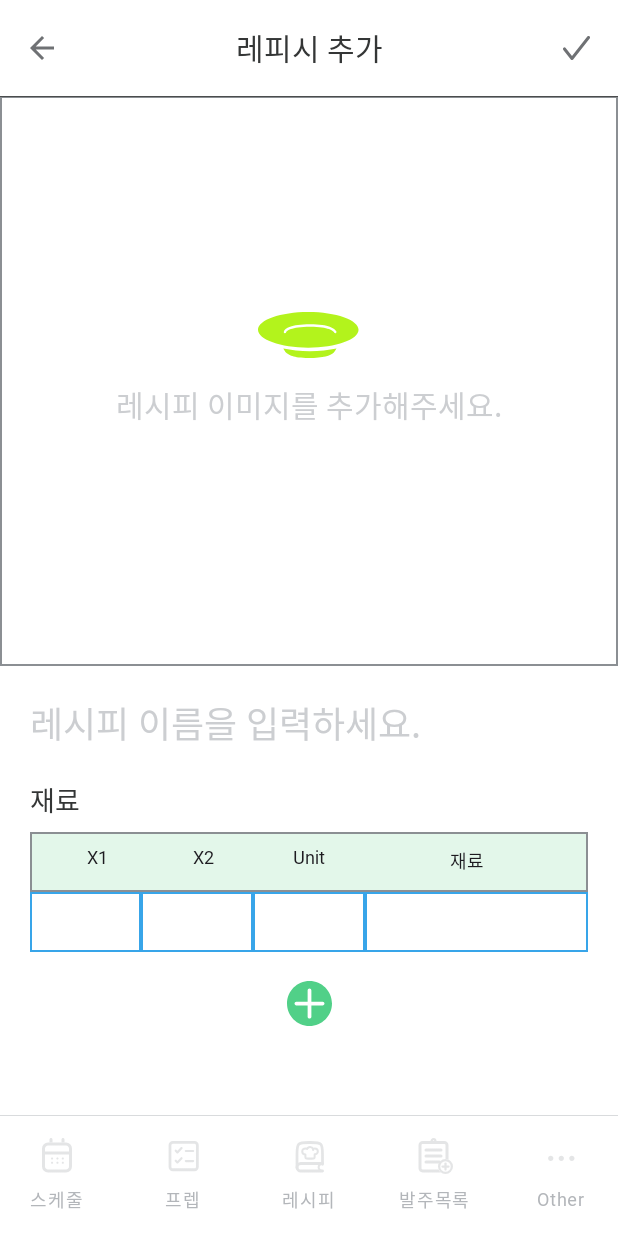
After one commit to KitchingApp/Kitching_Manager, an Android app built with Jetpack Compose: the RecipeCreateScreen screen opened through its navigation route, on a phone screen of 412 x 824 dp. The commit adds this screen. Run offline under Robolectric (Android 15) with nearby library versions, the phone set to English and light mode, and no system bars; Roboto replaces fonts that are not available here.

Commit message:
design: create recipe compose UI

```diff
--- a/app/src/main/java/com/kitching/app/navgraph/NavGraphExtendFile.kt
+++ b/app/src/main/java/com/kitching/app/navgraph/NavGraphExtendFile.kt
@@ -10,10 +10,23 @@ import com.kitching.app.ui.screen.recipe.innercontent.RecipeDetailScreen
 import com.kitching.app.ui.screen.recipe.innercontent.RecipeEditScreen
 import com.kitching.app.ui.screen.order.OrderDetailScreen
 import com.kitching.app.ui.screen.prep.subdivisionscreen.PrepDetailScreen
+import com.kitching.app.ui.screen.recipe.innercontent.RecipeCreateScreen
 
 fun NavGraphBuilder.sliceNavGraph(
     commonState: CommonState
 ) {
+    navigation(
+        startDestination = ScreenRouteDef.RecipeTab.routeName,
+        route = "recipe_create"
+    ) {
+        composable(
+            ScreenRouteDef.InnerContent.RecipeCreate.routeName,
+        ) { backStackEntry ->
+            RecipeCreateScreen(
+                commonState = commonState
+            )
+        }
+    }
     navigation(
         startDestination = ScreenRouteDef.RecipeTab.routeName,
         route = "recipe_detail"
--- a/app/src/main/java/com/kitching/app/navgraph/ScreenRouteDef.kt
+++ b/app/src/main/java/com/kitching/app/navgraph/ScreenRouteDef.kt
@@ -8,6 +8,7 @@ sealed class ScreenRouteDef(val routeName: String) {
     data object OtherTab: ScreenRouteDef("Other")
 
     sealed interface InnerContent{
+        data object RecipeCreate : ScreenRouteDef("create")
         data object RecipeDetail : ScreenRouteDef("detail")
         data object RecipeEdit : ScreenRouteDef("detail/edit")
         data object PrepDetail : ScreenRouteDef("PrepDetail")
--- a/app/src/main/java/com/kitching/app/ui/screen/recipe/RecipeTabScreen.kt
+++ b/app/src/main/java/com/kitching/app/ui/screen/recipe/RecipeTabScreen.kt
@@ -36,7 +36,7 @@ fun RecipeTabScreen(
         },
         actionIconInfo = ActionIconInfo.ADD,
         onClickActionIcon = {
-            Log.d("TopAppBar", "Action Icon Clicked in RecipeTabScreen")
+            commonState.navController.navigate("create")
         }
     )
 
--- /dev/null
+++ b/app/src/main/java/com/kitching/app/ui/screen/recipe/innercontent/CreateTableView.kt
@@ -0,0 +1,215 @@
+package com.kitching.app.ui.screen.recipe.innercontent
+
+import com.kitching.app.R
+import androidx.compose.foundation.background
+import androidx.compose.foundation.border
+import androidx.compose.foundation.layout.Arrangement
+import androidx.compose.foundation.layout.Box
+import androidx.compose.foundation.layout.Column
+import androidx.compose.foundation.layout.Row
+import androidx.compose.foundation.layout.Spacer
+import androidx.compose.foundation.layout.fillMaxSize
+import androidx.compose.foundation.layout.fillMaxWidth
+import androidx.compose.foundation.layout.height
+import androidx.compose.foundation.layout.padding
+import androidx.compose.foundation.layout.size
+import androidx.compose.foundation.text.BasicTextField
+import androidx.compose.material3.Icon
+import androidx.compose.material3.IconButton
+import androidx.compose.material3.Text
+import androidx.compose.runtime.Composable
+import androidx.compose.ui.Alignment
+import androidx.compose.ui.Modifier
+import androidx.compose.ui.graphics.vector.ImageVector
+import androidx.compose.ui.res.vectorResource
+import androidx.compose.ui.text.style.TextAlign
+import androidx.compose.ui.unit.dp
+import com.kitching.app.ui.screen.recipe.Ingredient
+import com.kitching.app.ui.theme.BlueColor200
+import com.kitching.app.ui.theme.Body1_m
+import com.kitching.app.ui.theme.Caption1_R
+import com.kitching.app.ui.theme.H4_m
+import com.kitching.app.ui.theme.NeutralGray300
+import com.kitching.app.ui.theme.NeutralGray500
+import com.kitching.app.ui.theme.NeutralGray800
+import com.kitching.app.ui.theme.PrimaryGreen300
+import com.kitching.app.ui.theme.PrimaryGreen50
+
+@Composable
+fun CreateIngredientsTable(
+    ingredients: List<Ingredient>,
+    onIngredientsChange: (List<Ingredient>) -> Unit
+) {
+    Column(
+        modifier = Modifier.padding(horizontal = 20.dp)
+    ) {
+        Text(
+            text = "재료",
+            style = H4_m,
+            color = NeutralGray800
+        )
+
+        Spacer(modifier = Modifier.height(8.dp))
+
+        /** 테이블 헤더 */
+        Row(
+            modifier = Modifier
+                .fillMaxWidth()
+                .height(40.dp)
+                .background(PrimaryGreen50)
+                .border(1.dp, NeutralGray500)
+                .padding(10.dp),
+            horizontalArrangement = Arrangement.SpaceEvenly
+        ) {
+            listOf("X1", "X2", "Unit", "재료").forEach {
+                Text(
+                    text = it,
+                    style = Caption1_R,
+                    textAlign = TextAlign.Center,
+                    modifier = Modifier.weight(if (it == "재료") 2f else 1f)
+                )
+            }
+        }
+
+        /** 재료 입력 필드 */
+        ingredients.forEachIndexed { index, ingredient ->
+            Row(
+                modifier = Modifier
+                    .fillMaxWidth()
+                    .height(40.dp),
+                horizontalArrangement = Arrangement.SpaceEvenly,
+                verticalAlignment = Alignment.CenterVertically
+            ) {
+                listOf(
+                    ingredient.once.takeIf { it > -1 }?.toString() ?: "",
+                    ingredient.twice.takeIf { it > -1 }?.toString() ?: "",
+                    ingredient.each,
+                    ingredient.name
+                ).forEachIndexed { columnIndex, value ->
+                    BasicTextField(
+                        value = value,
+                        onValueChange = { newValue ->
+                            val updatedList = ingredients.toMutableList().apply {
+                                this[index] = when (columnIndex) {
+                                    0 -> this[index].copy(once = newValue.toIntOrNull() ?: -1)
+                                    1 -> this[index].copy(twice = newValue.toIntOrNull() ?: -1)
+                                    2 -> this[index].copy(each = newValue)
+                                    else -> this[index].copy(name = newValue)
+                                }
+                            }
+                            onIngredientsChange(updatedList)
+                        },
+                        textStyle = Caption1_R.copy(color = NeutralGray800, textAlign = TextAlign.Center),
+                        singleLine = true,
+                        modifier = Modifier
+                            .weight(if (columnIndex == 3) 2f else 1f)
+                            .border(1.dp, BlueColor200)
+                            .fillMaxSize()
+                            .padding(vertical = 13.dp),
+                    )
+                }
+            }
+        }
+
+        /** + 버튼 (재료 추가) */
+        Box(
+            modifier = Modifier
+                .fillMaxWidth()
+                .padding(top = 10.dp),
+            contentAlignment = Alignment.Center
+        ) {
+            IconButton(onClick = {
+                onIngredientsChange(ingredients + Ingredient("", "", -1, -1, ""))
+            }) {
+                Icon(
+                    imageVector = ImageVector.vectorResource(R.drawable.add_button),
+                    contentDescription = "재료 추가",
+                    tint = PrimaryGreen300,
+                    modifier = Modifier.size(30.dp)
+                )
+            }
+        }
+    }
+}
+
+@Composable
+fun CreateStepTable(
+    steps: List<String>,
+    onStepsChange: (List<String>) -> Unit
+) {
+    Column(
+        modifier = Modifier.padding(horizontal = 20.dp)
+    ) {
+        Text(
+            text = "레시피 순서",
+            style = H4_m,
+            color = NeutralGray800,
+            modifier = Modifier.padding(bottom = 8.dp)
+        )
+
+        /** 재료 입력 필드 */
+        Column(
+            modifier = Modifier
+                .fillMaxSize()
+                .border(1.dp, NeutralGray500)
+        ) {
+            steps.forEachIndexed { index, step ->
+                Row(
+                    modifier = Modifier
+                        .fillMaxWidth()
+                        .padding(10.dp),
+                    verticalAlignment = Alignment.CenterVertically
+                ) {
+                    Text(
+                        text = "${index + 1}.",
+                        style = Body1_m,
+                        color = NeutralGray800,
+                        modifier = Modifier.padding(end = 10.dp)
+                    )
+
+                    BasicTextField(
+                        modifier = Modifier
+                            .weight(1f)
+                            .fillMaxWidth(),
+                        value = step,
+                        onValueChange = { newValue ->
+                            val updatedSteps = steps.toMutableList().apply {
+                                this[index] = newValue
+                            }
+                            onStepsChange(updatedSteps)
+                        },
+                        textStyle = Body1_m.copy(color = NeutralGray800),
+                        decorationBox = { innerTextField ->
+                            if (step.isEmpty()) {
+                                Text(
+                                    text = "레시피 순서를 입력해주세요.",
+                                    style = Body1_m.copy(color = NeutralGray300)
+                                )
+                            }
+                            innerTextField()
+                        }
+                    )
+                }
+            }
+        }
+
+        /** + 버튼 (순서 추가) */
+        Box(
+            modifier = Modifier
+                .fillMaxWidth()
+                .padding(top = 10.dp),
+            contentAlignment = Alignment.Center
+        ) {
+            IconButton(onClick = {
+                onStepsChange(steps + "")
+            }) {
+                Icon(
+                    imageVector = ImageVector.vectorResource(R.drawable.add_button),
+                    contentDescription = "레시피 순서 추가",
+                    tint = PrimaryGreen300,
+                    modifier = Modifier.size(30.dp)
+                )
+            }
+        }
+    }
+}
--- /dev/null
+++ b/app/src/main/java/com/kitching/app/ui/screen/recipe/innercontent/RecipeCreateScreen.kt
@@ -0,0 +1,198 @@
+package com.kitching.app.ui.screen.recipe.innercontent
+
+import android.net.Uri
+import com.kitching.app.R
+import androidx.activity.compose.rememberLauncherForActivityResult
+import androidx.activity.result.PickVisualMediaRequest
+import androidx.activity.result.contract.ActivityResultContracts.PickVisualMedia
+import androidx.compose.foundation.Image
+import androidx.compose.foundation.border
+import androidx.compose.foundation.clickable
+import androidx.compose.foundation.layout.Arrangement
+import androidx.compose.foundation.layout.Box
+import androidx.compose.foundation.layout.Column
+import androidx.compose.foundation.layout.fillMaxSize
+import androidx.compose.foundation.layout.fillMaxWidth
+import androidx.compose.foundation.layout.height
+import androidx.compose.foundation.layout.padding
+import androidx.compose.foundation.lazy.LazyColumn
+import androidx.compose.foundation.text.BasicTextField
+import androidx.compose.material3.OutlinedTextField
+import androidx.compose.material3.Surface
+import androidx.compose.material3.Text
+import androidx.compose.runtime.Composable
+import androidx.compose.runtime.getValue
+import androidx.compose.runtime.mutableStateOf
+import androidx.compose.runtime.remember
+import androidx.compose.runtime.setValue
+import androidx.compose.ui.Alignment
+import androidx.compose.ui.Modifier
+import androidx.compose.ui.graphics.vector.ImageVector
+import androidx.compose.ui.layout.ContentScale
+import androidx.compose.ui.res.vectorResource
+import androidx.compose.ui.text.style.TextAlign
+import androidx.compose.ui.unit.dp
+import coil3.compose.AsyncImage
+import com.kitching.app.common.ActionIconInfo
+import com.kitching.app.common.CommonState
+import com.kitching.app.common.NavigationIconInfo
+import com.kitching.app.common.showToast
+import com.kitching.app.ui.screen.recipe.Ingredient
+import com.kitching.app.ui.theme.H2
+import com.kitching.app.ui.theme.H3_m
+import com.kitching.app.ui.theme.KitchingManagerTheme
+import com.kitching.app.ui.theme.NeutralGray0
+import com.kitching.app.ui.theme.NeutralGray300
+import com.kitching.app.ui.theme.NeutralGray500
+import com.kitching.app.ui.theme.NeutralGray800
+import java.util.UUID
+
+@Composable
+fun RecipeCreateScreen(
+    commonState: CommonState
+) {
+    commonState.topAppBarState.value = commonState.topAppBarState.value.copy(
+        title = "레피시 추가",
+        containerColor = NeutralGray0,
+        navIconInfo = NavigationIconInfo.BACK,
+        onClickNavIcon = {
+            commonState.navController.popBackStack()
+        },
+        actionIconInfo = ActionIconInfo.CHECK,
+        onClickActionIcon = {
+            // TODO: 저장 로직 추가
+        }
+    )
+
+    var imageUri by remember { mutableStateOf<Uri?>(null) }
+    var imgName by remember { mutableStateOf("") }
+    var recipeName by remember { mutableStateOf("") }
+    var ingredients by remember { mutableStateOf(mutableListOf<Ingredient>(Ingredient("", "", -1, -1, ""))) }
+    var recipeSteps by remember { mutableStateOf(mutableListOf("")) }
+
+    val pickMedia = rememberLauncherForActivityResult(PickVisualMedia()) { uri ->
+        if (uri != null) {
+            imageUri = uri
+            imgName = UUID.randomUUID().toString().replace("-", "")
+        } else {
+            showToast("이미지를 못 불러 왔습니다.")
+        }
+    }
+
+    fun launchPhotoPicker() {
+        pickMedia.launch(PickVisualMediaRequest(PickVisualMedia.ImageOnly))
+    }
+
+    KitchingManagerTheme {
+        Surface(
+            modifier = Modifier.fillMaxSize()
+        ) {
+            LazyColumn(
+                modifier = Modifier
+                    .fillMaxWidth()
+                    .padding(bottom = 27.dp),
+                userScrollEnabled = true,
+                verticalArrangement = Arrangement.spacedBy(20.dp)
+            ) {
+
+                /** 이미지 업로드 박스 */
+                item {
+                    Box(
+                        modifier = Modifier
+                            .fillMaxWidth()
+                            .height(380.dp)
+                            .border(1.dp, NeutralGray500)
+                            .clickable { launchPhotoPicker() },
+                        contentAlignment = Alignment.Center
+                    ) {
+                        if (imageUri != null) {
+                            AsyncImage(
+                                model = imageUri,
+                                contentDescription = "Selected Recipe Image",
+                                modifier = Modifier.fillMaxSize(),
+                                contentScale = ContentScale.Crop
+                            )
+                        } else {
+                            Column(
+                                horizontalAlignment = Alignment.CenterHorizontally
+                            ) {
+                                Image(
+                                    imageVector = ImageVector.vectorResource(R.drawable.logo_dish),
+                                    contentDescription = "Empty Img"
+                                )
+                                Text(
+                                    modifier = Modifier.fillMaxWidth().padding(15.dp),
+                                    text = "레시피 이미지를 추가해주세요.",
+                                    style = H3_m,
+                                    textAlign = TextAlign.Center,
+                                    color = NeutralGray300
+                                )
+                            }
+                        }
+                    }
+                }
+
+                /** 레시피 이름 입력 */
+                item {
+                    Column(
+                        modifier = Modifier.padding(horizontal = 20.dp)
+                    ) {
+//                        OutlinedTextField(
+//                            value = recipeName,
+//                            onValueChange = { recipeName = it },
+//                            textStyle = H2.copy(color = NeutralGray800),
+//                            placeholder = {
+//                                Text(
+//                                    text = "레시피 이름을 입력하세요.",
+//                                    style = H2,
+//                                    color = NeutralGray300
+//                                )
+//                            },
+//                            modifier = Modifier.fillMaxWidth()
+//                        )
+                        BasicTextField(
+                            value = recipeName,
+                            onValueChange = { recipeName = it },
+                            textStyle = H2.copy(color = NeutralGray800),
+                            modifier = Modifier
+                                .fillMaxWidth(),
+                            decorationBox = { innerTextField ->
+                                Box(
+                                    modifier = Modifier.fillMaxWidth(),
+                                    contentAlignment = Alignment.CenterStart
+                                ) {
+                                    if (recipeName.isEmpty()) {
+                                        Text(
+                                            text = "레시피 이름을 입력하세요.",
+                                            style = H2,
+                                            color = NeutralGray300
+                                        )
+                                    }
+                                    innerTextField()
+                                }
+                            }
+                        )
+                    }
+                }
+
+                /** `CreateIngredientsTable` 사용 */
+                item {
+                    CreateIngredientsTable(
+                        ingredients = ingredients,
+                        onIngredientsChange = { newList -> ingredients =
+                            newList as MutableList<Ingredient>
+                        }
+                    )
+                }
+
+                /** `CreateStepTable` 사용 */
+                item {
+                    CreateStepTable(
+                        steps = recipeSteps,
+                        onStepsChange = { recipeSteps = it.toMutableList() }
+                    )
+                }
+            }
+        }
+    }
+}
--- a/app/src/main/java/com/kitching/app/ui/theme/Color.kt
+++ b/app/src/main/java/com/kitching/app/ui/theme/Color.kt
@@ -31,6 +31,8 @@ val subTextColor = Color(0xFF565656)
 
 val ShadowColor = Color(0x26000000)
 
+val BlueColor200 = Color(0xFF38A5E9)
+
 val CategoryColor1 = Color(0xFFFFE1E1)
 val CategoryColor2 = Color(0xFFD6F6FF)
 val CategoryColor3 = Color(0xFFFFECB7)
--- /dev/null
+++ b/app/src/main/res/drawable/add_button.xml
@@ -0,0 +1,10 @@
+<vector xmlns:android="http://schemas.android.com/apk/res/android"
+    android:width="24dp"
+    android:height="24dp"
+    android:viewportWidth="24"
+    android:viewportHeight="24">
+  <path
+      android:pathData="M24,12C24,18.627 18.627,24 12,24C5.373,24 0,18.627 0,12C0,5.373 5.373,0 12,0C18.627,0 24,5.373 24,12ZM4,12C4,11.448 4.448,11 5,11H11V5C11,4.448 11.448,4 12,4C12.552,4 13,4.448 13,5V11H19C19.552,11 20,11.448 20,12C20,12.552 19.552,13 19,13H13V19C13,19.552 12.552,20 12,20C11.448,20 11,19.552 11,19V13H5C4.448,13 4,12.552 4,12Z"
+      android:fillColor="#51D088"
+      android:fillType="evenOdd"/>
+</vector>
```
